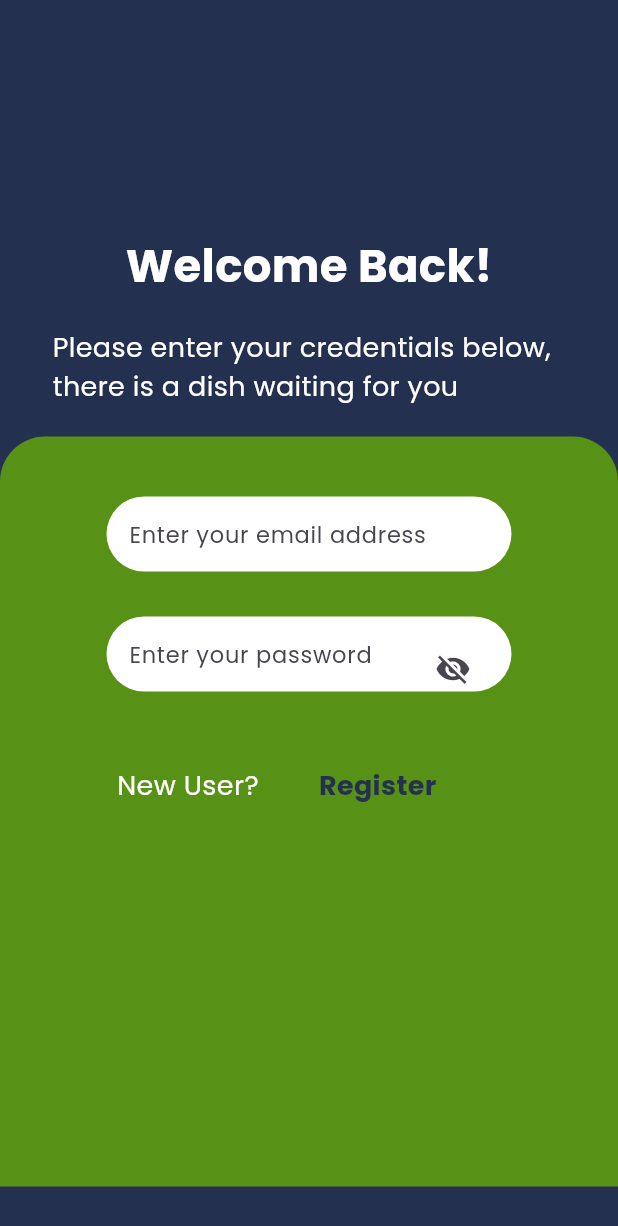
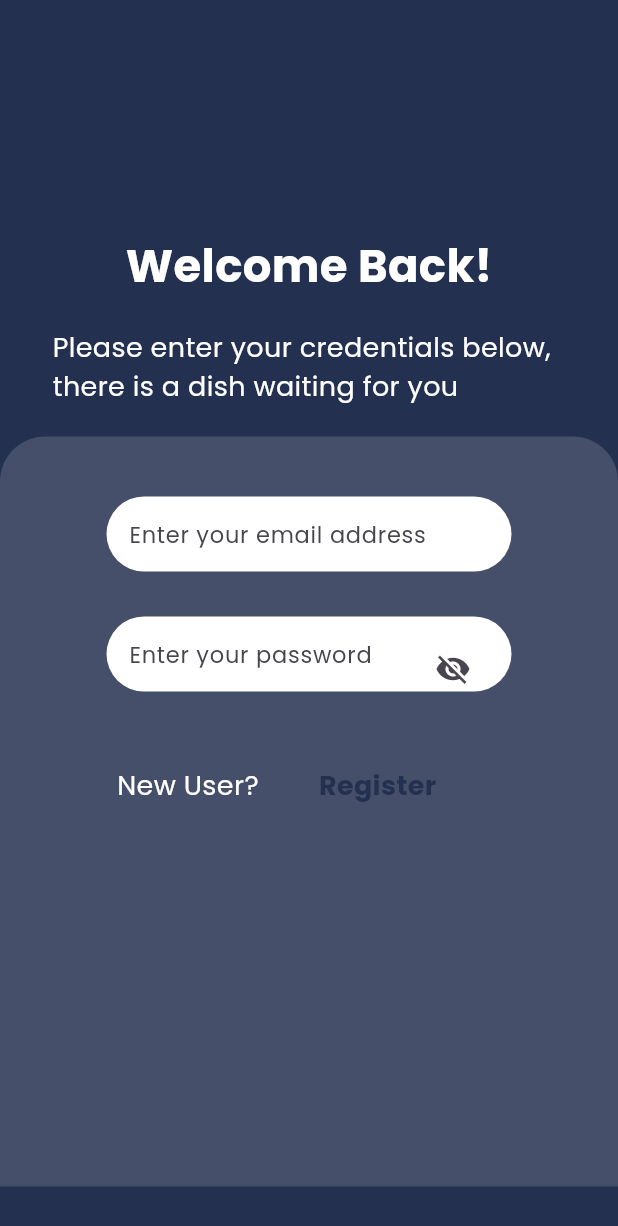
Before and after one commit to JohnGastone/Mwanafunzi-Portal, a Flutter app: the screen it shows after launch, after a tap on "Sign In", on a phone screen of 412 x 824 dp. Shown: the top 1226 px of the screen. Run offline on Flutter 3.47's test engine with Material 3 defaults, Android fonts, the phone set to English and light mode, and no system bars; our stand-ins replace google_fonts.

Commit message:
Update signIn.dart: add deprecated_member_use to ignore_for_file and change background color opacity

```diff
--- a/lib/Authentication/Authentication/signIn.dart
+++ b/lib/Authentication/Authentication/signIn.dart
@@ -1,4 +1,4 @@
-// ignore_for_file: prefer_const_constructors, prefer_const_literals_to_create_immutables
+// ignore_for_file: prefer_const_constructors, prefer_const_literals_to_create_immutables, deprecated_member_use
 
 import 'package:flutter/material.dart';
 import 'package:google_fonts/google_fonts.dart';
@@ -55,7 +55,7 @@ class _LoginpageState extends State<Loginpage> {
               height: 500,
               width: double.maxFinite,
               decoration: BoxDecoration(
-                color: Color.fromARGB(255, 87, 145, 21),
+                color: Colors.white.withOpacity(0.15),
                 borderRadius: BorderRadius.only(
                   topRight: Radius.circular(30),
                   topLeft: Radius.circular(30),
```
